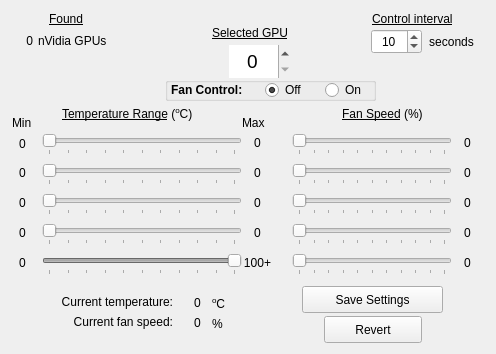
First picture: the form in Nvidia Fan Control/gpufancnvgui.ui, repository oscararg/Nvidia-Fan-Control, before the edit.
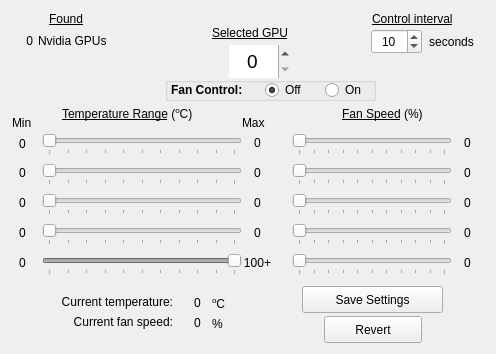
Second picture: the form after the edit. Icons and pictures are not drawn.

What changed in the file:
```diff
--- a/Nvidia Fan Control/gpufancnvgui.ui
+++ b/Nvidia Fan Control/gpufancnvgui.ui
@@ -847,7 +847,7 @@
      </rect>
     </property>
     <property name="text">
-     <string>nVidia GPUs</string>
+     <string>Nvidia GPUs</string>
     </property>
    </widget>
    <widget class="QLabel" name="label_6">
```
Left out of the diff: 2 changed lines with no effect on the pictures.
